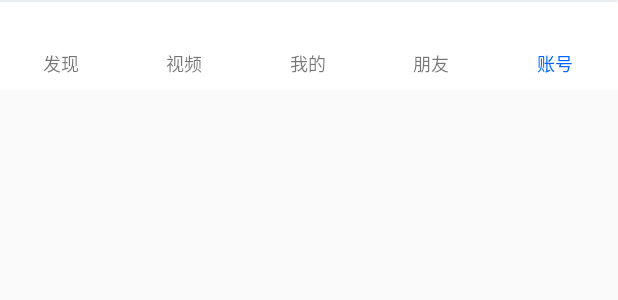
After one commit to honeyed/mvpdemo, an Android app: the layout fragment_main_toolbar_subview.xml on its own in the app's theme, with its tools: preview values and no code run, on a phone screen of 412 x 824 dp. The commit adds this screen. Shown: the top 300 px of the screen. Run offline under Robolectric (Android 15) with nearby library versions, the phone set to English and light mode, and no system bars.

Commit message:
MainFragment写法

```diff
--- a/app/src/main/java/com/easy/mvp/base/EasyView.java
+++ b/app/src/main/java/com/easy/mvp/base/EasyView.java
@@ -1,7 +1,7 @@
 package com.easy.mvp.base;
 
 /**
- * description:定义通用的view方法
+ * description:定义通用的view方法，让BaseActivity去实现此接口
  * author: tianhonglong
  * new date: 2021/7/6
  * version: v 1.0
--- /dev/null
+++ b/app/src/main/java/com/easy/mvp/base/IBackHandledInterface.java
@@ -0,0 +1,6 @@
+package com.easy.mvp.base;
+
+public interface IBackHandledInterface {
+
+    void setSelectedFragment(EasyFragment fragment);
+}
--- a/app/src/main/java/com/easy/mvp/bean/User.java
+++ b/app/src/main/java/com/easy/mvp/bean/User.java
@@ -8,7 +8,7 @@ package com.easy.mvp.bean;
  */
 public class User {
 
-    private boolean loginState = true;//0成功 1失败
+    private boolean loginState = false;//0成功 1失败
     private int failureStatus = 3;
 
     public boolean isLoginState() {
--- a/app/src/main/java/com/easy/mvp/business/login/LoginActivity.java
+++ b/app/src/main/java/com/easy/mvp/business/login/LoginActivity.java
@@ -9,6 +9,7 @@ import android.widget.Toast;
 import androidx.annotation.Nullable;
 
 import com.easy.mvp.R;
+import com.easy.mvp.base.EVM;
 import com.easy.mvp.base.EasyActivity;
 import com.easy.mvp.bean.User;
 import com.easy.mvp.business.main.MainActivity;
@@ -22,13 +23,11 @@ import com.easy.mvp.business.main.MainActivity;
 public class LoginActivity extends EasyActivity implements LoginContract.LoginView {
 
     private EditText userName, passWord;
-    private LoginPresent loginPresent;
 
     @Override
     protected void onCreate(@Nullable Bundle savedInstanceState) {
         super.onCreate(savedInstanceState);
         setContentView(R.layout.activity_login);
-        loginPresent = new LoginPresent();//创建LoginPresent
         userName = findViewById(R.id.userName);
         passWord = findViewById(R.id.passWord);
     }
@@ -36,7 +35,7 @@ public class LoginActivity extends EasyActivity implements LoginContract.LoginVi
     public void doLogin(View view) {
         String password = passWord.getText().toString();
         String username = userName.getText().toString();
-        loginPresent.doLogin(username, password);
+        EVM.getPresent(LoginPresent.class).doLogin(username, password);
     }
 
     @Override
--- a/app/src/main/java/com/easy/mvp/business/login/LoginPresent.java
+++ b/app/src/main/java/com/easy/mvp/business/login/LoginPresent.java
@@ -15,10 +15,9 @@ public class LoginPresent implements LoginContract.Presenter {
 
     @Override
     public void doLogin(String userName, String password) {
-        LoginContract.LoginView loginView = EVM.get(LoginContract.LoginView.class);
         EVM.get(LoginContract.LoginView.class).showLoadingDialog();
         User user = loginModel.doUser(userName, password);
-        loginView.dismissDialog();
+        EVM.get(LoginContract.LoginView.class).dismissDialog();
         if(user.isLoginState()) {
             EVM.get(LoginContract.LoginView.class).loginSuccess(user);
         } else {
--- /dev/null
+++ b/app/src/main/res/layout/fragment_main_toolbar_subview.xml
@@ -0,0 +1,189 @@
+<?xml version="1.0" encoding="utf-8"?>
+<LinearLayout xmlns:android="http://schemas.android.com/apk/res/android"
+    xmlns:tools="http://schemas.android.com/tools"
+    android:layout_width="match_parent"
+    android:layout_height="60dp"
+    android:paddingBottom="5dp"
+    android:gravity="center"
+    android:background="#FFFFFF"
+    android:orientation="horizontal">
+    <LinearLayout
+        android:id="@+id/tab_linear_one"
+        android:layout_width="0dp"
+        android:layout_height="match_parent"
+        android:layout_gravity="center"
+        android:layout_weight="0.2"
+        android:background="#00000000"
+        android:orientation="vertical">
+        <View
+            android:layout_width="match_parent"
+            android:layout_height="1dp"
+            android:background="#E9EDEF" />
+        <ImageView
+            android:id="@+id/toolbar_tabone"
+            android:layout_width="match_parent"
+            android:layout_height="25dp"
+            android:layout_marginTop="3dp"
+            android:background="#0000" />
+
+        <TextView
+            android:id="@+id/toolbar_tabone_text"
+            android:layout_width="match_parent"
+            android:layout_height="match_parent"
+            android:background="#0000"
+            android:gravity="center"
+            android:text="@string/main_one"
+            android:textSize="12sp" />
+    </LinearLayout>
+
+
+    <LinearLayout
+        android:id="@+id/tab_linear_two"
+        android:layout_width="0dp"
+        android:layout_height="match_parent"
+        android:layout_gravity="center"
+        android:layout_weight="0.2"
+        android:background="#00000000"
+        android:orientation="vertical">
+        <View
+            android:layout_width="match_parent"
+            android:layout_height="1dp"
+            android:background="#E9EDEF" />
+        <ImageView
+            android:id="@+id/toolbar_tabtwo"
+            android:layout_width="match_parent"
+            android:layout_height="25dp"
+            android:layout_gravity="center"
+            android:layout_marginTop="3dp"
+            android:background="#00000000"
+            android:paddingTop="3dp" />
+
+        <TextView
+            android:id="@+id/toolbar_tabtwo_text"
+            android:layout_width="match_parent"
+            android:layout_height="match_parent"
+            android:background="#0000"
+            android:gravity="center"
+            android:text="@string/main_two"
+            android:textSize="12sp" />
+    </LinearLayout>
+
+
+    <LinearLayout
+        android:id="@+id/tab_linear_three"
+        android:layout_width="0dp"
+        android:layout_height="match_parent"
+        android:layout_gravity="center"
+        android:layout_weight="0.2"
+        android:background="#00000000"
+        android:orientation="vertical">
+        <View
+            android:layout_width="match_parent"
+            android:layout_height="1dp"
+            android:background="#E9EDEF" />
+        <ImageView
+            android:id="@+id/toolbar_tabthree"
+            android:layout_width="match_parent"
+            android:layout_height="25dp"
+            android:layout_gravity="center"
+            android:layout_marginTop="3dp"
+            android:background="#00000000"
+            android:paddingTop="3dp" />
+
+        <TextView
+            android:id="@+id/toolbar_tabthree_text"
+            android:layout_width="match_parent"
+            android:layout_height="match_parent"
+            android:background="#0000"
+            android:gravity="center"
+            android:text="@string/main_three"
+            android:textSize="12sp" />
+    </LinearLayout>
+
+    <FrameLayout
+        android:layout_width="0dp"
+        android:layout_height="match_parent"
+        android:layout_weight="0.2">
+
+
+        <LinearLayout
+            android:id="@+id/tab_linear_four"
+            android:layout_width="match_parent"
+            android:layout_height="match_parent"
+            android:layout_gravity="center_horizontal"
+            android:background="#00000000"
+            android:orientation="vertical">
+            <View
+                android:layout_width="match_parent"
+                android:layout_height="1dp"
+                android:background="#E9EDEF" />
+            <ImageView
+                android:id="@+id/toolbar_tabfour"
+                android:layout_width="match_parent"
+                android:layout_height="25dp"
+                android:background="#00000000"
+                android:layout_marginTop="3dp"
+                android:paddingTop="3dp" />
+
+            <TextView
+                android:id="@+id/toolbar_tabfour_text"
+                android:layout_width="match_parent"
+                android:layout_height="match_parent"
+                android:background="#0000"
+                android:gravity="center"
+                android:text="@string/main_four"
+                android:textSize="12sp" />
+        </LinearLayout>
+
+        <LinearLayout
+            android:id="@+id/shopping_cart_num_bg"
+            android:layout_width="15dp"
+            android:layout_height="15dp"
+            android:layout_gravity="center_horizontal"
+            android:layout_marginLeft="15dp"
+            android:layout_marginTop="3dp"
+            android:gravity="center"
+            android:orientation="vertical">
+
+            <ImageView
+                android:id="@+id/shopping_cart_num"
+                android:layout_width="15dp"
+                android:layout_height="15dp"
+                android:layout_marginBottom="2dp"
+                android:visibility="invisible"/>
+        </LinearLayout>
+    </FrameLayout>
+
+
+    <LinearLayout
+        android:id="@+id/tab_linear_five"
+        android:layout_width="0dp"
+        android:layout_height="match_parent"
+        android:layout_gravity="center_horizontal"
+        android:layout_weight="0.2"
+        android:background="#00000000"
+        android:orientation="vertical">
+        <View
+            android:layout_width="match_parent"
+            android:layout_height="1dp"
+            android:background="#E9EDEF" />
+        <ImageView
+            android:id="@+id/toolbar_tabfive"
+            android:layout_width="match_parent"
+            android:layout_height="25dp"
+            android:layout_gravity="center"
+            android:layout_marginTop="3dp"
+            android:background="#0000"
+            android:paddingTop="3dp" />
+
+        <TextView
+            android:id="@+id/toolbar_tabfive_text"
+            android:layout_width="match_parent"
+            android:layout_height="match_parent"
+            android:background="#0000"
+            android:gravity="center"
+            android:text="@string/main_five"
+            android:textColor="#06F"
+            android:textSize="12sp" />
+    </LinearLayout>
+</LinearLayout>
--- a/app/src/main/res/values/strings.xml
+++ b/app/src/main/res/values/strings.xml
@@ -12,4 +12,10 @@
     <string name="leadd_text2">Guide d text 2....</string>
     <string name="leade_text1">Guide e text 1....</string>
     <string name="leade_text2">Guide e text 2....</string>
+
+    <string name="main_one">发现</string>
+    <string name="main_two">视频</string>
+    <string name="main_three">我的</string>
+    <string name="main_four">朋友</string>
+    <string name="main_five">账号</string>
 </resources>
```
Also changed, not shown: app/src/main/java/com/easy/mvp/base/EVM.java (+23 -1 lines), app/src/main/java/com/easy/mvp/base/EasyFragment.java (added, +94 -0 lines), app/src/main/java/com/easy/mvp/business/main/DiscoverFragment.java (added, +27 -0 lines), app/src/main/java/com/easy/mvp/business/main/MainActivity.java (+28 -14 lines), app/src/main/java/com/easy/mvp/business/main/MainTabsFragment.java (added, +283 -0 lines), app/src/main/res/layout/activity_main.xml (+17 -11 lines), 1 other file.
